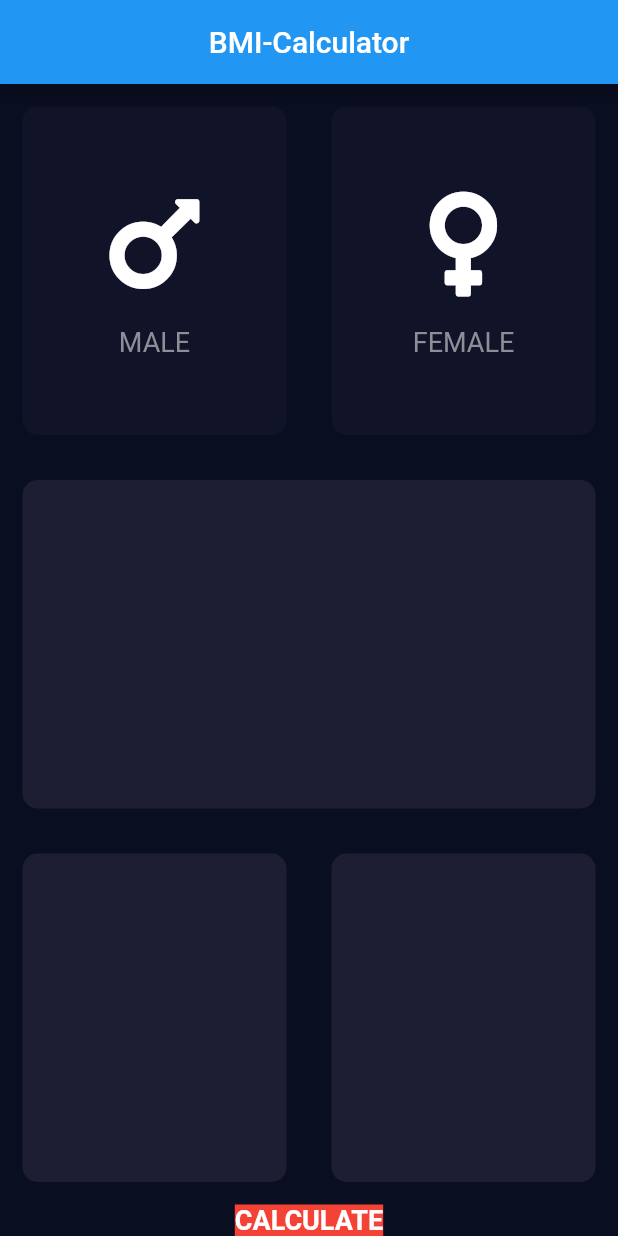
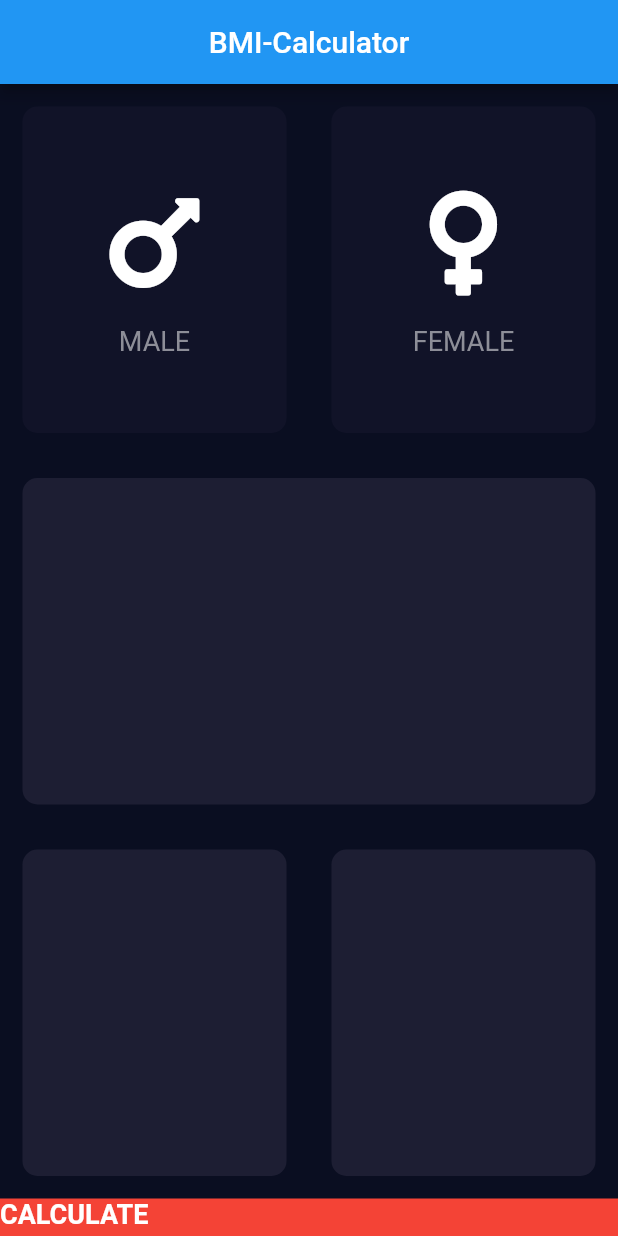
Before and after one commit to AKASHANGADII/bmi-calculator, a Flutter app: the screen it shows after launch, on a phone screen of 412 x 824 dp. Run offline on Flutter 3.47's test engine with Material 2 defaults, Android fonts, the phone set to English and light mode, and no system bars; our stand-ins replace font_awesome_flutter.

```diff
--- a/lib/home_page.dart
+++ b/lib/home_page.dart
@@ -101,6 +101,8 @@ class _HomePageState extends State<HomePage> {
               ),
             ),
             Container(
+              width: double.infinity,
+              height: 25.0,
               child: Text(
                 'CALCULATE',
                 style: TextStyle(
```
Also changed, not shown: 1 other file.
